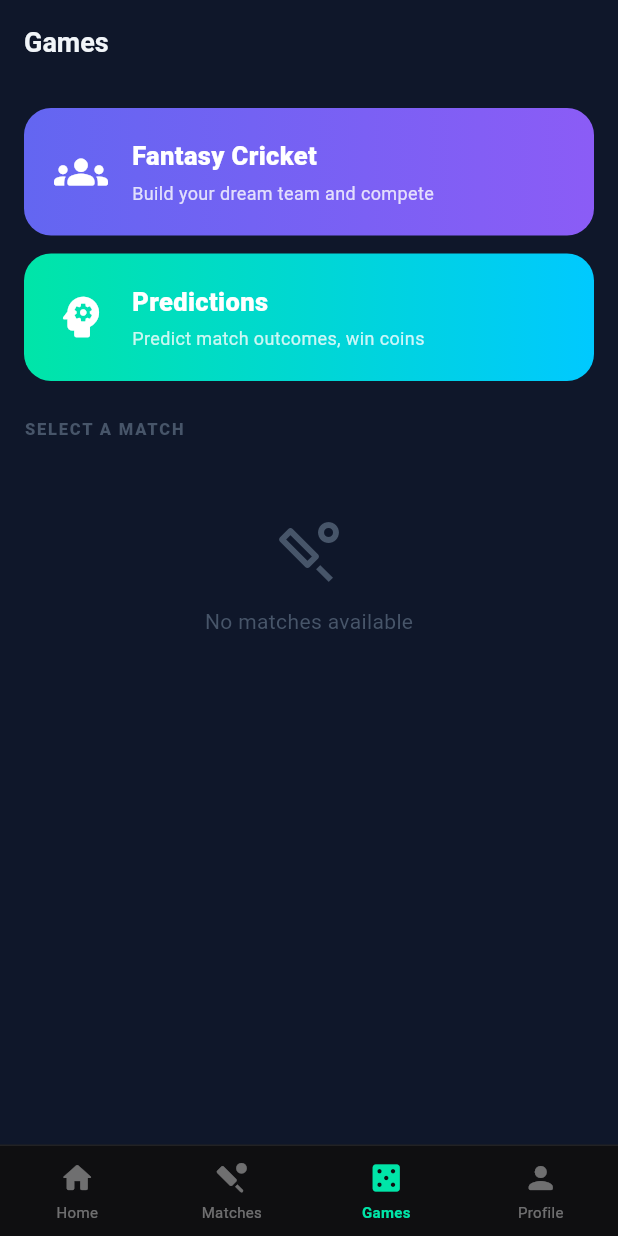
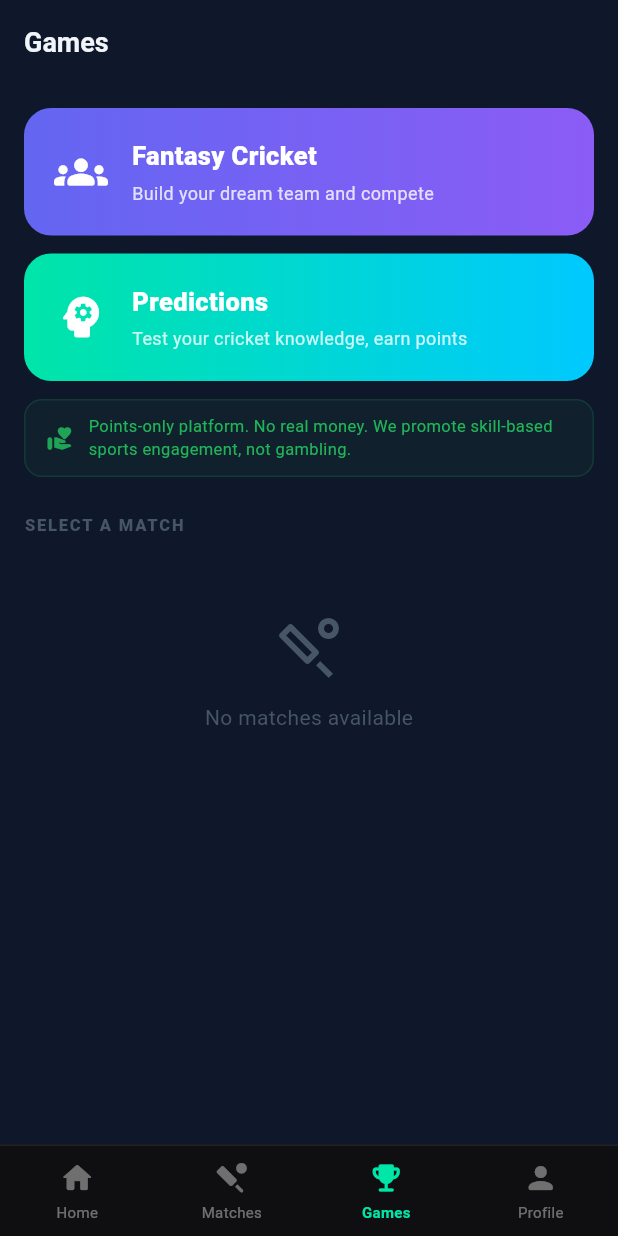
Before and after one commit to vikasanandisthechamp-design/Inovers-Web-, a Flutter app: the screen it shows once a user with an empty profile is signed in, item 3 of the bottom bar chosen, on a phone screen of 412 x 824 dp. Run offline on Flutter 3.47's test engine with Material 3 defaults, Android fonts, the phone set to English and light mode, and no system bars; our stand-ins replace cached_network_image, equatable, fl_chart, flutter_animate, flutter_markdown, supabase_flutter; accounts and stored records are empty; network calls fail.

Commit message:
app changes

```diff
--- a/lib/screens/fantasy/team_builder_screen.dart
+++ b/lib/screens/fantasy/team_builder_screen.dart
@@ -258,7 +258,7 @@ class _TeamBuilderScreenState extends State<TeamBuilderScreen> {
           ),
         ),
         title: Text(name, style: const TextStyle(fontSize: 13, fontWeight: FontWeight.w700, color: SGColors.textPrimary)),
-        subtitle: Text('$team  ·  $cost cr  ·  $pts pts', style: TextStyle(fontSize: 11, color: SGColors.textMuted)),
+        subtitle: Text('$team  ·  $cost pts  ·  Avg $pts', style: TextStyle(fontSize: 11, color: SGColors.textMuted)),
         trailing: selected
             ? Row(mainAxisSize: MainAxisSize.min, children: [
                 _capButton('C', isCap, () => setState(() => _captain = isCap ? null : id)),
--- a/lib/screens/games_screen.dart
+++ b/lib/screens/games_screen.dart
@@ -53,8 +53,27 @@ class _GamesScreenState extends State<GamesScreen> {
                   _gameTypeCard(
                     icon: Icons.psychology_rounded,
                     title: 'Predictions',
-                    subtitle: 'Predict match outcomes, win coins',
+                    subtitle: 'Test your cricket knowledge, earn points',
                     gradient: [const Color(0xFF00E5A8), const Color(0xFF00C9FF)],
+                  ),
+                  const SizedBox(height: 12),
+
+                  // Anti-gambling disclaimer
+                  Container(
+                    padding: const EdgeInsets.symmetric(horizontal: 14, vertical: 10),
+                    decoration: BoxDecoration(
+                      color: const Color(0xFF22C55E).withOpacity(0.06),
+                      borderRadius: BorderRadius.circular(12),
+                      border: Border.all(color: const Color(0xFF22C55E).withOpacity(0.15)),
+                    ),
+                    child: Row(children: [
+                      Icon(Icons.volunteer_activism_rounded, size: 18, color: const Color(0xFF22C55E).withOpacity(0.8)),
+                      const SizedBox(width: 10),
+                      Expanded(child: Text(
+                        'Points-only platform. No real money. We promote skill-based sports engagement, not gambling.',
+                        style: TextStyle(fontSize: 11, color: const Color(0xFF22C55E).withOpacity(0.9), height: 1.4),
+                      )),
+                    ]),
                   ),
                   const SizedBox(height: 24),
 
--- a/lib/screens/shell_screen.dart
+++ b/lib/screens/shell_screen.dart
@@ -53,7 +53,7 @@ class _ShellScreenState extends State<ShellScreen> {
               children: [
                 _navItem(Icons.home_rounded, 'Home', 0),
                 _navItem(Icons.sports_cricket_rounded, 'Matches', 1),
-                _navItem(Icons.casino_rounded, 'Games', 2),
+                _navItem(Icons.emoji_events_rounded, 'Games', 2),
                 _navItem(Icons.person_rounded, 'Profile', 3),
               ],
             ),
```
Also changed, not shown: lib/screens/predictions/predict_screen.dart (+34 -15 lines), lib/screens/profile_screen.dart (+14 -7 lines), 7 other files.
